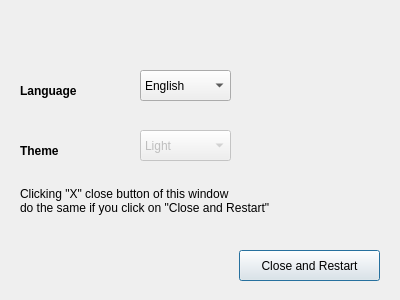
The window that src/preferencesdialog.ui (adgellida/ubunsys) describes before a commit, drawn with Qt 5.
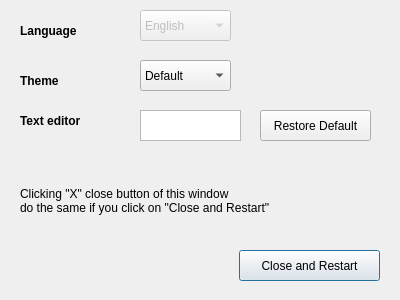
The same window after the commit.

```diff
--- a/src/preferencesdialog.ui
+++ b/src/preferencesdialog.ui
@@ -15,19 +15,19 @@
   </property>
   <widget class="QComboBox" name="comboBox_1">
    <property name="enabled">
-    <bool>false</bool>
+    <bool>true</bool>
    </property>
    <property name="geometry">
     <rect>
      <x>140</x>
-     <y>130</y>
+     <y>60</y>
      <width>91</width>
      <height>31</height>
     </rect>
    </property>
    <item>
     <property name="text">
-     <string>Light</string>
+     <string>Default</string>
     </property>
    </item>
    <item>
@@ -37,10 +37,13 @@
    </item>
   </widget>
   <widget class="QComboBox" name="comboBox_2">
+   <property name="enabled">
+    <bool>false</bool>
+   </property>
    <property name="geometry">
     <rect>
      <x>140</x>
-     <y>70</y>
+     <y>10</y>
      <width>91</width>
      <height>31</height>
     </rect>
@@ -60,7 +63,7 @@
    <property name="geometry">
     <rect>
      <x>20</x>
-     <y>140</y>
+     <y>70</y>
      <width>101</width>
      <height>21</height>
     </rect>
@@ -79,7 +82,7 @@
    <property name="geometry">
     <rect>
      <x>20</x>
-     <y>80</y>
+     <y>20</y>
      <width>101</width>
      <height>21</height>
     </rect>
@@ -127,6 +130,48 @@
 do the same if you click on &quot;Close and Restart&quot;</string>
    </property>
   </widget>
+  <widget class="QLabel" name="label_47">
+   <property name="geometry">
+    <rect>
+     <x>20</x>
+     <y>110</y>
+     <width>101</width>
+     <height>21</height>
+    </rect>
+   </property>
+   <property name="font">
+    <font>
+     <weight>75</weight>
+     <bold>true</bold>
+    </font>
+   </property>
+   <property name="text">
+    <string>Text editor</string>
+   </property>
+  </widget>
+  <widget class="QTextEdit" name="textEditor">
+   <property name="geometry">
+    <rect>
+     <x>140</x>
+     <y>110</y>
+     <width>101</width>
+     <height>31</height>
+    </rect>
+   </property>
+  </widget>
+  <widget class="QPushButton" name="restoreDefaultTextEditorButton">
+   <property name="geometry">
+    <rect>
+     <x>260</x>
+     <y>110</y>
+     <width>111</width>
+     <height>31</height>
+    </rect>
+   </property>
+   <property name="text">
+    <string>Restore Default</string>
+   </property>
+  </widget>
  </widget>
  <resources/>
  <connections/>
```
